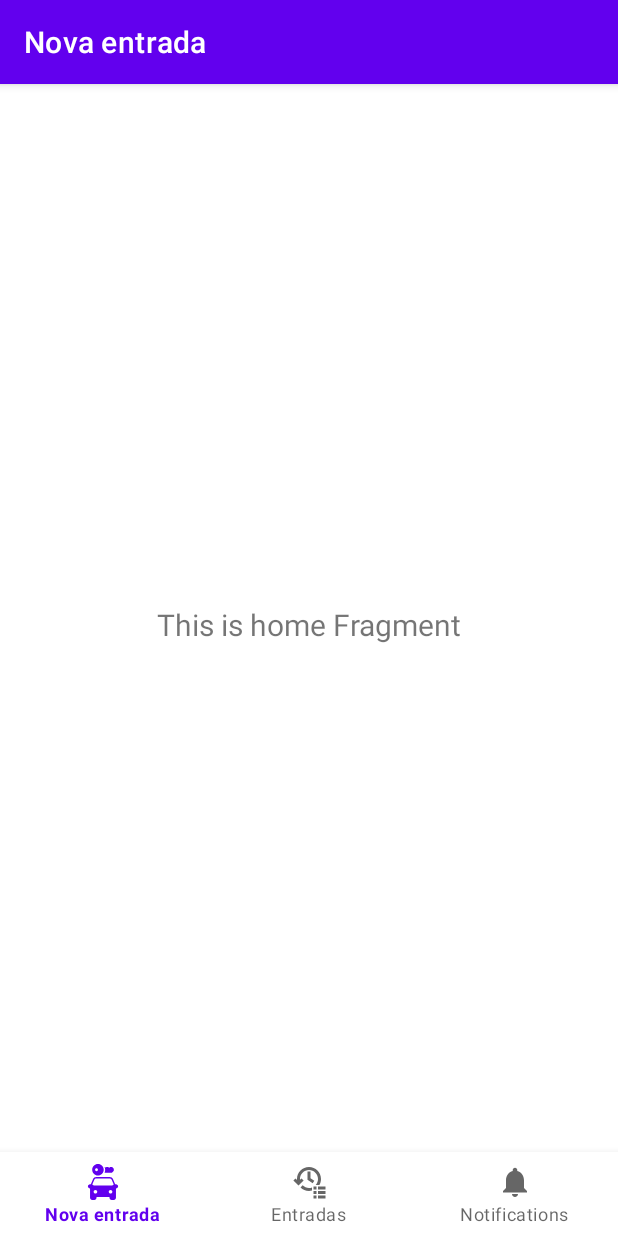
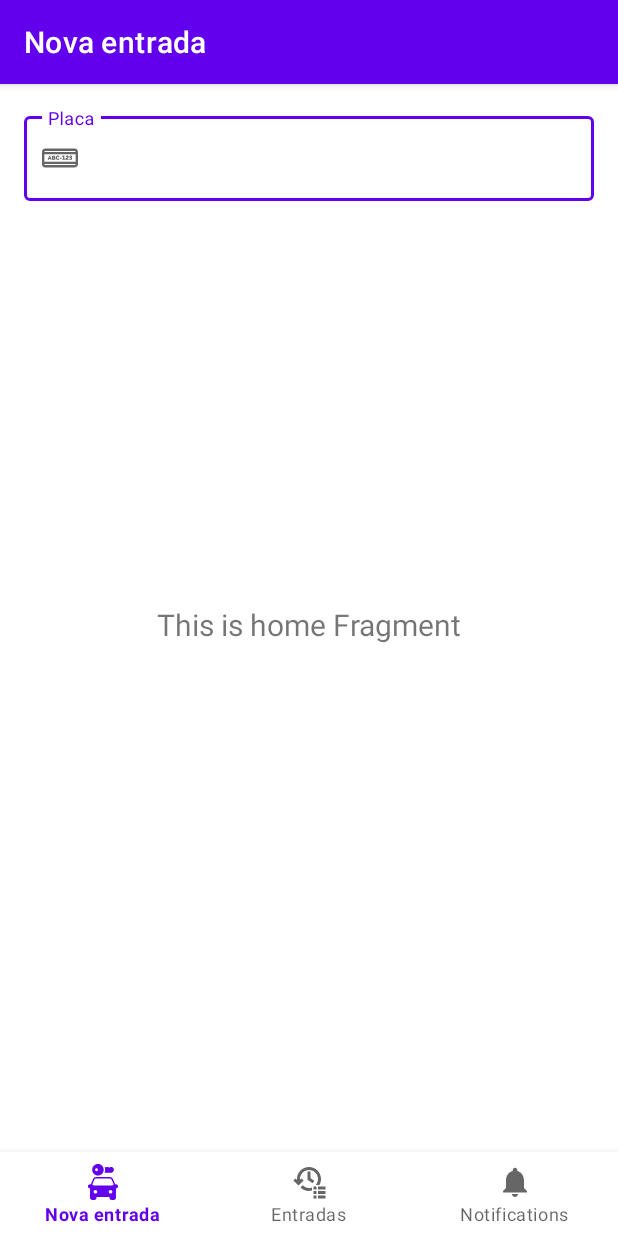
Before and after one commit to JoaoManieri/Projeto-AmanitaMuscaria, an Android app: the screen it shows after launch (MainActivity), on a phone screen of 412 x 824 dp. Run offline under Robolectric (Android 15) with nearby library versions, the phone set to English and light mode, and no system bars; our stand-ins replace Room's generated code, navigation-ui.

Commit message:
Filtro de entrada de texto
Criado filtro para entrada de texto do tipo placa

```diff
--- a/app/build.gradle.kts
+++ b/app/build.gradle.kts
@@ -61,4 +61,8 @@ dependencies {
     annotationProcessor(libs.androidx.room.compiler)
     kapt("androidx.room:room-compiler:2.6.1")
     implementation (libs.androidx.room.ktx)
+
+    // material ui
+    implementation (libs.material)
+
 }
--- a/app/src/main/java/br/com/manieri/amanitamuscaria/ui/novaEntrada/NovaEntradaFragment.kt
+++ b/app/src/main/java/br/com/manieri/amanitamuscaria/ui/novaEntrada/NovaEntradaFragment.kt
@@ -7,6 +7,7 @@ import android.view.ViewGroup
 import android.widget.TextView
 import androidx.fragment.app.Fragment
 import br.com.manieri.amanitamuscaria.databinding.FragmentHomeBinding
+import br.com.manieri.amanitamuscaria.util.filtros.PlacaVeiculoTextWatcher
 import org.koin.core.component.KoinComponent
 import org.koin.androidx.viewmodel.ext.android.viewModel
 
@@ -35,6 +36,7 @@ class NovaEntradaFragment : Fragment(), KoinComponent {
     override fun onViewCreated(view: View, savedInstanceState: Bundle?) {
         super.onViewCreated(view, savedInstanceState)
         //acesso a view
+        binding.tfPlaca.addTextChangedListener(PlacaVeiculoTextWatcher())
     }
 
 
--- /dev/null
+++ b/app/src/main/res/drawable/ic_placa_carro.xml
@@ -0,0 +1,19 @@
+<vector xmlns:android="http://schemas.android.com/apk/res/android" android:height="24dp" android:viewportHeight="512" android:viewportWidth="512" android:width="24dp">
+
+    <path android:fillColor="#000000" android:pathData="M466.77,122.03H45.24C20.29,122.03 0,142.32 0,167.26v177.47c0,24.94 20.29,45.24 45.24,45.24h421.53c24.94,0 45.24,-20.29 45.24,-45.24V167.26C512,142.32 491.71,122.03 466.77,122.03zM478.61,344.74c0,6.53 -5.31,11.84 -11.84,11.84H45.24c-6.53,0 -11.84,-5.31 -11.84,-11.84v-2.48h445.22V344.74zM478.61,308.87H33.39V203.13h445.22V308.87zM478.61,169.74H33.39v-2.48c0,-6.53 5.31,-11.84 11.84,-11.84h421.53c6.53,0 11.84,5.31 11.84,11.84V169.74z"/>
+
+    <path android:fillColor="#000000" android:pathData="M115.59,222.47H102.39l-22.15,59.34h17.3l3.51,-11.62h15.8l3.59,11.62h17.22L115.59,222.47zM103.47,259.32l5.52,-19.89l5.26,19.89H103.47z"/>
+
+    <path android:fillColor="#000000" android:pathData="M181.53,251.38c5.68,-2.51 8.52,-8.19 8.52,-13.71c0,-7.52 -5.18,-15.21 -13.54,-15.21H142.08v59.34h29.17c11.7,-0 21.31,-4.51 21.31,-15.21C192.56,258.32 188.3,253.39 181.53,251.38zM158.38,236.34h11.62c2.09,0 3.93,1.25 3.93,4.51c0,3.68 -2.26,4.6 -4.43,4.6h-11.11V236.34zM171.25,268.1h-12.87v-9.94h13.46c2.42,0 4.18,2.17 4.18,5.1C176.01,266.35 173.92,268.1 171.25,268.1z"/>
+
+    <path android:fillColor="#000000" android:pathData="M235.01,260.58c-1.67,5.35 -6.35,7.27 -10.11,7.27c-7.52,0 -11.95,-7.44 -11.95,-15.71c0,-7.44 3.59,-15.55 11.78,-15.55c3.68,0 8.61,1.59 10.53,7.36l12.45,-8.86c-3.76,-7.77 -12.12,-12.95 -22.65,-12.95c-18.05,0 -28.67,15.04 -28.67,29.5c-0,15.21 11.62,30.67 28.16,30.67c9.44,0 20.39,-5.01 23.74,-13.79L235.01,260.58z"/>
+
+    <path android:fillColor="#000000" android:pathData="M253.47,251.64h26.16v14.21h-26.16z"/>
+
+    <path android:fillColor="#000000" android:pathData="M317.32,267.6v-45.55h-16.21c-0.17,0.34 -7.77,7.94 -13.79,7.94v14.54c4.51,0 11.95,-4.6 13.79,-7.19v30.25h-11.87v14.21h38.69v-14.21H317.32z"/>
+
+    <path android:fillColor="#000000" android:pathData="M356.59,267.6c0,-3.59 5.43,-6.27 10.19,-9.03c7.44,-4.34 11.78,-8.52 11.78,-17.72c0,-12.2 -7.77,-19.05 -21.31,-19.05c-10.86,0 -19.89,4.43 -24.32,9.44l9.78,10.61c3.18,-3.09 7.94,-6.02 12.28,-6.02c2.84,0 5.43,1.25 5.43,5.26c0,6.1 -6.02,9.03 -12.95,12.28c-12.7,6.02 -14.54,13.04 -14.54,28.42h45.72v-14.21H356.59z"/>
+
+    <path android:fillColor="#000000" android:pathData="M416.51,250.05c6.27,-1.25 10.78,-5.68 10.78,-12.12c0,-9.19 -9.19,-16.21 -21.56,-16.21c-7.52,0 -16.46,2.59 -20.89,7.52l10.03,11.78c1.5,-1.92 4.68,-5.43 10.95,-5.43c0.92,0 4.43,0.08 4.43,3.18c0,4.18 -6.6,5.6 -13.96,5.6h-2.67v13.12h2.76c9.86,0 15.38,1.34 15.38,5.68c0,3.51 -3.68,4.85 -7.44,4.85c-7.61,0 -9.94,-5.52 -10.61,-6.18l-8.11,11.03c3.84,6.69 10.19,9.69 19.06,9.69c11.11,0 23.65,-4.76 23.65,-17.22C428.29,257.9 423.78,251.22 416.51,250.05z"/>
+
+</vector>
--- a/app/src/main/res/layout/fragment_home.xml
+++ b/app/src/main/res/layout/fragment_home.xml
@@ -20,4 +20,28 @@
         app:layout_constraintStart_toStartOf="parent"
         app:layout_constraintTop_toTopOf="parent" />
 
+    <com.google.android.material.textfield.TextInputLayout
+        style="@style/Widget.MaterialComponents.TextInputLayout.OutlinedBox"
+        android:layout_width="0dp"
+        android:layout_height="wrap_content"
+        android:layout_marginStart="16dp"
+        android:layout_marginTop="16dp"
+        android:layout_marginEnd="16dp"
+        app:startIconDrawable="@drawable/ic_placa_carro"
+        app:startIconContentDescription="Placa do carro"
+        app:layout_constraintEnd_toEndOf="parent"
+        app:layout_constraintStart_toStartOf="parent"
+        app:layout_constraintTop_toTopOf="parent">
+
+        <com.google.android.material.textfield.TextInputEditText
+            android:id="@+id/tf_placa"
+            android:layout_width="match_parent"
+            android:layout_height="match_parent"
+            android:inputType="textCapCharacters"
+            android:hint="@string/placa"
+            android:maxLength="8"/>
+
+    </com.google.android.material.textfield.TextInputLayout>
+
+
 </androidx.constraintlayout.widget.ConstraintLayout>
--- a/app/src/main/res/values/strings.xml
+++ b/app/src/main/res/values/strings.xml
@@ -5,4 +5,5 @@
     <string name="title_notifications">Notifications</string>
     <string name="nova_entrada">Nova entrada</string>
     <string name="entradas_anteriores">Entradas</string>
+    <string name="placa">Placa</string>
 </resources>
```
Also changed, not shown: app/src/main/java/br/com/manieri/amanitamuscaria/util/filtros/PlacaVeiculoTextWatcher.kt (added, +43 -0 lines).
